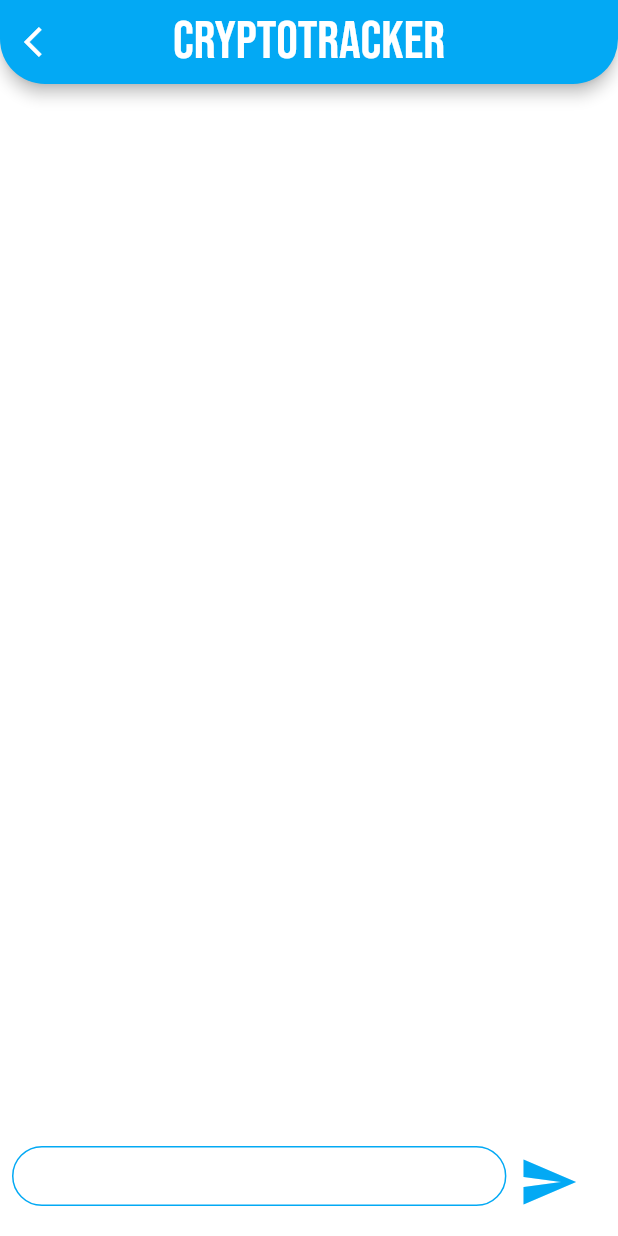
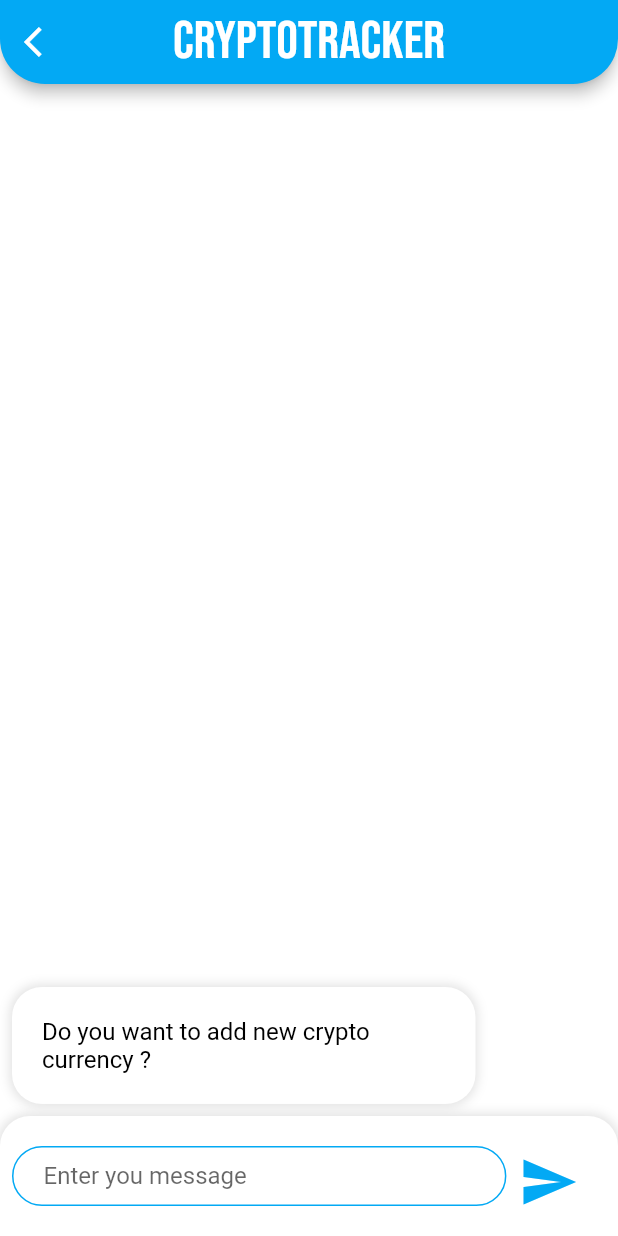
Before and after one commit to amaljoe/cryptocurrency_tracker_flutter, a Flutter app: the screen it shows after launch, on a phone screen of 412 x 824 dp. Run offline on Flutter 3.47's test engine with Material 2 defaults, Android fonts, the phone set to English and light mode, and no system bars; our stand-ins replace google_fonts.

Commit message:
One message done

```diff
--- a/lib/components/bottom_chat.dart
+++ b/lib/components/bottom_chat.dart
@@ -1,11 +1,17 @@
+import 'package:cryptocurrency_tracker_flutter/utilities/constants.dart';
 import 'package:flutter/material.dart';
 
 class BottomChat extends StatelessWidget {
+  final Function onTextChanged;
+  final Function onPressed;
+
+  BottomChat({@required this.onTextChanged, @required this.onPressed});
   @override
   Widget build(BuildContext context) {
     return Container(
       padding: EdgeInsets.all(8),
       decoration: BoxDecoration(
+        boxShadow: kBoxShadow,
         color: Colors.white,
         borderRadius: BorderRadius.only(
           topLeft: Radius.circular(20),
@@ -17,6 +23,13 @@ class BottomChat extends StatelessWidget {
         child: Row(
           children: [
             Container(
+              child: TextField(
+                onChanged: onTextChanged,
+                decoration: InputDecoration(
+                    contentPadding: EdgeInsets.only(left: 20, bottom: 10),
+                    border: InputBorder.none,
+                    hintText: 'Enter you message'),
+              ),
               width: MediaQuery.of(context).size.width * 0.8,
               height: 40,
               decoration: BoxDecoration(
@@ -24,12 +37,13 @@ class BottomChat extends StatelessWidget {
                   borderRadius: BorderRadius.all(Radius.circular(20))),
             ),
             IconButton(
-                icon: Icon(
-                  Icons.send,
-                  color: Colors.lightBlue,
-                  size: 40,
-                ),
-                onPressed: null)
+              icon: Icon(
+                Icons.send,
+                color: Colors.lightBlue,
+                size: 40,
+              ),
+              onPressed: onPressed,
+            )
           ],
         ),
       ),
--- a/lib/screens/currency_page.dart
+++ b/lib/screens/currency_page.dart
@@ -29,9 +29,47 @@ class _CurrencyPageState extends State<CurrencyPage> {
       ),
       body: Column(children: [
         Expanded(
-          child: Container(),
+          child: Column(
+            mainAxisSize: MainAxisSize.max,
+            crossAxisAlignment: CrossAxisAlignment.stretch,
+            children: [
+              Expanded(
+                child: Container(),
+              ),
+              Padding(
+                padding: const EdgeInsets.all(8.0),
+                child: Column(
+                  children: [
+                    Container(
+                      alignment: Alignment.centerLeft,
+                      child: Container(
+                        padding: EdgeInsets.all(20),
+                        decoration: BoxDecoration(
+                          boxShadow: kBoxShadow,
+                          color: Colors.white,
+                          borderRadius: BorderRadius.all(
+                            Radius.circular(20),
+                          ),
+                        ),
+                        width: MediaQuery.of(context).size.width * 0.75,
+                        child: Text(
+                          'Do you want to add new crypto currency ?',
+                          style: kChatTextStyle,
+                        ),
+                      ),
+                    )
+                  ],
+                ),
+              ),
+            ],
+          ),
         ),
-        BottomChat(),
+        BottomChat(
+          onPressed: () {},
+          onTextChanged: (value) {
+            print(value);
+          },
+        ),
       ]),
     );
   }
--- a/lib/utilities/constants.dart
+++ b/lib/utilities/constants.dart
@@ -7,3 +7,12 @@ final kTitleTextStyle = GoogleFonts.bebasNeue(
   fontWeight: FontWeight.w300,
   color: Colors.white,
 );
+
+final kChatTextStyle = GoogleFonts.roboto(
+  fontSize: 16,
+  color: Colors.black,
+);
+
+final kBoxShadow = [
+  BoxShadow(color: Colors.black12, spreadRadius: 1, blurRadius: 6)
+];
```
